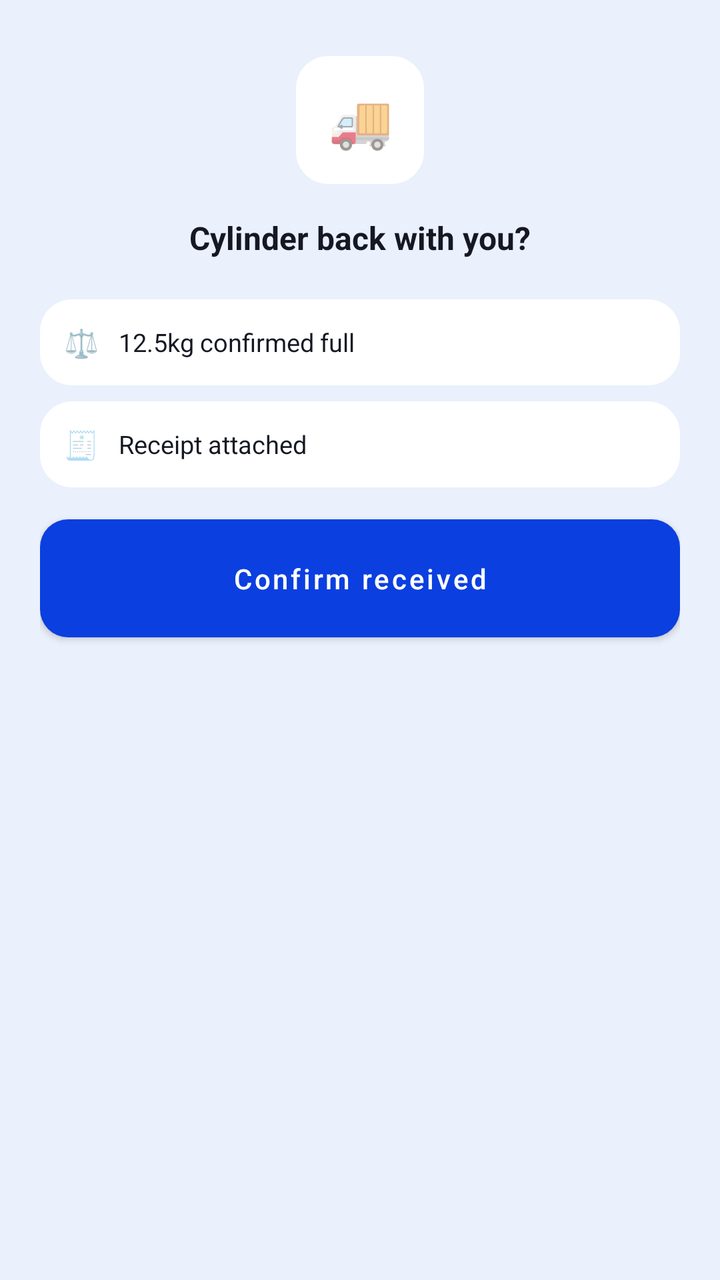
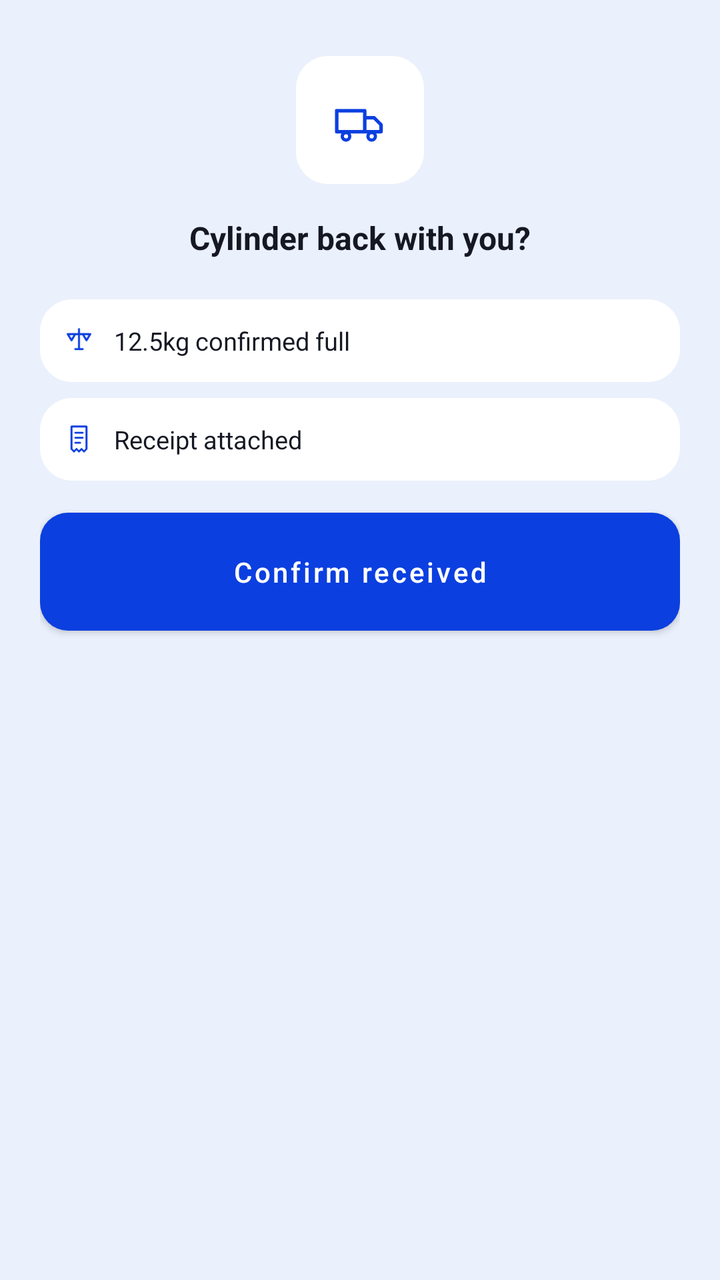

Two renders of the same Android screen: before a commit and after it. Below are the layout's source before the change and the commit's diff.
<!-- AndroidManifest.xml: application theme Theme.Blue -->
<!-- res/layout/view_done.xml -->
<?xml version="1.0" encoding="utf-8"?>
<LinearLayout xmlns:android="http://schemas.android.com/apk/res/android"
    android:layout_width="match_parent"
    android:layout_height="match_parent"
    android:orientation="vertical"
    android:background="@color/bg"
    android:padding="20dp">

    <LinearLayout
        android:layout_width="match_parent"
        android:layout_height="wrap_content"
        android:orientation="vertical"
        android:gravity="center_horizontal"
        android:layout_marginTop="8dp">

        <TextView
            android:layout_width="64dp"
            android:layout_height="64dp"
            android:background="@drawable/bg_card"
            android:gravity="center"
            android:text="🚚"
            android:textSize="26sp" />

        <TextView
            android:layout_width="wrap_content"
            android:layout_height="wrap_content"
            android:layout_marginTop="16dp"
            android:text="Cylinder back with you?"
            android:textColor="@color/ink"
            android:textSize="16sp"
            android:textStyle="bold" />
    </LinearLayout>

    <LinearLayout
        android:layout_width="match_parent"
        android:layout_height="wrap_content"
        android:layout_marginTop="20dp"
        android:orientation="horizontal"
        android:gravity="center_vertical"
        android:background="@drawable/bg_card"
        android:padding="12dp">

        <TextView
            android:layout_width="wrap_content"
            android:layout_height="wrap_content"
            android:text="⚖️"
            android:textSize="14sp" />

        <TextView
            android:id="@+id/tvWeightDetail"
            android:layout_width="wrap_content"
            android:layout_height="wrap_content"
            android:layout_marginStart="10dp"
            android:text="12.5kg confirmed full"
            android:textColor="@color/ink"
            android:textSize="12.5sp" />
    </LinearLayout>

    <LinearLayout
        android:layout_width="match_parent"
        android:layout_height="wrap_content"
        android:layout_marginTop="8dp"
        android:orientation="horizontal"
        android:gravity="center_vertical"
        android:background="@drawable/bg_card"
        android:padding="12dp">

        <TextView
            android:layout_width="wrap_content"
            android:layout_height="wrap_content"
            android:text="🧾"
            android:textSize="14sp" />

        <TextView
            android:layout_width="wrap_content"
            android:layout_height="wrap_content"
            android:layout_marginStart="10dp"
            android:text="Receipt attached"
            android:textColor="@color/ink"
            android:textSize="12.5sp" />
    </LinearLayout>

    <Button
        android:id="@+id/btnConfirmReceived"
        android:layout_width="match_parent"
        android:layout_height="wrap_content"
        android:layout_marginTop="16dp"
        android:background="@drawable/btn_accent"
        android:text="Confirm received"
        android:textColor="@color/white"
        android:textAllCaps="false"
        android:textSize="14sp"
        android:paddingTop="14dp"
        android:paddingBottom="14dp" />

</LinearLayout>
<!-- resources referenced by this layout -->
<resources>
  <color name="bg">#EAF0FC</color>
  <color name="ink">#151823</color>
  <color name="white">#FFFFFF</color>
  <!-- drawable bg_card (drawable) -->
  <?xml version="1.0" encoding="utf-8"?>
  <shape xmlns:android="http://schemas.android.com/apk/res/android">
      <solid android:color="@color/card" />
      <corners android:radius="16dp" />
  </shape>
  <!-- drawable btn_accent (drawable) -->
  <?xml version="1.0" encoding="utf-8"?>
  <shape xmlns:android="http://schemas.android.com/apk/res/android">
      <solid android:color="@color/accent" />
      <corners android:radius="14dp" />
  </shape>
  <style name="Theme.Blue" parent="Theme.MaterialComponents.Light.NoActionBar">
          <item name="colorPrimary">@color/accent</item>
          <item name="android:windowBackground">@color/bg</item>
      </style>
  <color name="card">#FFFFFF</color>
  <color name="accent">#0B3FE0</color>
</resources>

<!-- the commit's change to res/layout/view_done.xml (unified diff, before → after) -->
@@ -13,13 +13,18 @@
         android:gravity="center_horizontal"
         android:layout_marginTop="8dp">
 
-        <TextView
+        <LinearLayout
             android:layout_width="64dp"
             android:layout_height="64dp"
             android:background="@drawable/bg_card"
-            android:gravity="center"
-            android:text="🚚"
-            android:textSize="26sp" />
+            android:gravity="center">
+
+            <ImageView
+                android:layout_width="28dp"
+                android:layout_height="28dp"
+                android:src="@drawable/ic_truck"
+                android:tint="@color/accent" />
+        </LinearLayout>
 
         <TextView
             android:layout_width="wrap_content"
@@ -40,11 +45,11 @@
         android:background="@drawable/bg_card"
         android:padding="12dp">
 
-        <TextView
-            android:layout_width="wrap_content"
-            android:layout_height="wrap_content"
-            android:text="⚖️"
-            android:textSize="14sp" />
+        <ImageView
+            android:layout_width="15dp"
+            android:layout_height="15dp"
+            android:src="@drawable/ic_scale"
+            android:tint="@color/accent" />
 
         <TextView
             android:id="@+id/tvWeightDetail"
@@ -65,11 +70,11 @@
         android:background="@drawable/bg_card"
         android:padding="12dp">
 
-        <TextView
-            android:layout_width="wrap_content"
-            android:layout_height="wrap_content"
-            android:text="🧾"
-            android:textSize="14sp" />
+        <ImageView
+            android:layout_width="15dp"
+            android:layout_height="15dp"
+            android:src="@drawable/ic_receipt"
+            android:tint="@color/accent" />
 
         <TextView
             android:layout_width="wrap_content"
<!-- resource entries referenced after the edit -->
@@ -15,9 +15,58 @@
       <solid android:color="@color/accent" />
       <corners android:radius="14dp" />
   </shape>
+  <!-- drawable ic_receipt (drawable) -->
+  <vector xmlns:android="http://schemas.android.com/apk/res/android"
+      android:width="24dp" android:height="24dp"
+      android:viewportWidth="24" android:viewportHeight="24">
+      <path
+          android:pathData="M6,2L18,2L18,20L16,22L14,20L12,22L10,20L8,22L6,20Z"
+          android:strokeColor="#FF000000"
+          android:strokeWidth="1.5"
+          android:fillColor="#00000000"
+          android:strokeLineJoin="round" />
+      <path
+          android:pathData="M9,7L15,7 M9,11L15,11 M9,15L13,15"
+          android:strokeColor="#FF000000"
+          android:strokeWidth="1.4"
+          android:fillColor="#00000000"
+          android:strokeLineCap="round" />
+  </vector>
+  <!-- drawable ic_scale (drawable) -->
+  <vector xmlns:android="http://schemas.android.com/apk/res/android"
+      android:width="24dp" android:height="24dp"
+      android:viewportWidth="24" android:viewportHeight="24">
+      <path
+          android:pathData="M12,3L12,19 M4,7L20,7 M9,19L15,19 M3,7L6,12L9,7 M15,7L18,12L21,7"
+          android:strokeColor="#FF000000"
+          android:strokeWidth="1.6"
+          android:fillColor="#00000000"
+          android:strokeLineCap="round"
+          android:strokeLineJoin="round" />
+  </vector>
+  <!-- drawable ic_truck (drawable) -->
+  <vector xmlns:android="http://schemas.android.com/apk/res/android"
+      android:width="24dp" android:height="24dp"
+      android:viewportWidth="24" android:viewportHeight="24">
+      <path
+          android:pathData="M2,8L14,8L14,17L2,17Z M14,11L18,11L21,14L21,17L14,17Z"
+          android:strokeColor="#FF000000"
+          android:strokeWidth="1.5"
+          android:fillColor="#00000000"
+          android:strokeLineJoin="round" />
+      <path
+          android:pathData="M4.4,19A1.6,1.6 0 1,0 7.6,19A1.6,1.6 0 1,0 4.4,19Z M15.4,19A1.6,1.6 0 1,0 18.6,19A1.6,1.6 0 1,0 15.4,19Z"
+          android:strokeColor="#FF000000"
+          android:strokeWidth="1.4"
+          android:fillColor="#00000000" />
+  </vector>
   <style name="Theme.Blue" parent="Theme.MaterialComponents.Light.NoActionBar">
           <item name="colorPrimary">@color/accent</item>
+          <item name="colorPrimaryDark">@color/bg</item>
+          <item name="colorAccent">@color/accent</item>
           <item name="android:windowBackground">@color/bg</item>
+          <item name="android:statusBarColor">@color/bg</item>
+          <item name="android:windowLightStatusBar">true</item>
       </style>
   <color name="card">#FFFFFF</color>
   <color name="accent">#0B3FE0</color>
